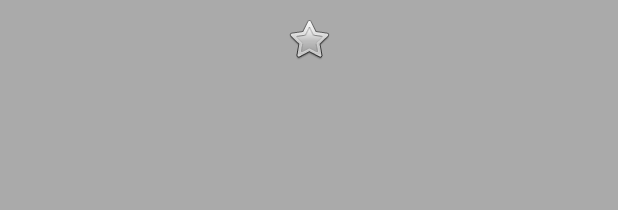
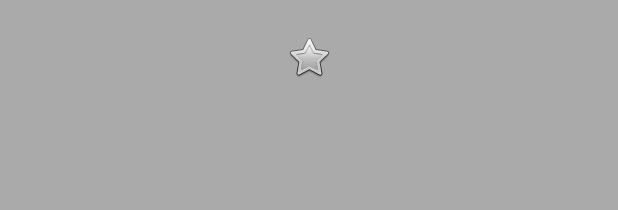
Before and after one commit to vkzchk/SuperHeroFragmentsApp, an Android app: the layout details_fragment_layout.xml on its own in the app's theme, with its tools: preview values and no code run, on a phone screen of 412 x 824 dp. Shown: the top 210 px of the screen. Run offline under Robolectric (Android 15) with nearby library versions, the phone set to English and light mode, and no system bars; network calls fail.

Commit message:
refactor: adapter and details fragment

```diff
--- a/app/src/main/java/com/example/superherofragmentapp/ListFragment.kt
+++ b/app/src/main/java/com/example/superherofragmentapp/ListFragment.kt
@@ -1,7 +1,6 @@
 package com.example.superherofragmentapp
 
 import android.os.Bundle
-import android.util.Log
 import android.view.LayoutInflater
 import android.view.View
 import android.view.ViewGroup
@@ -25,7 +24,7 @@ class ListFragment:Fragment() {
     override fun onViewCreated(view: View, savedInstanceState: Bundle?) {
         super.onViewCreated(view, savedInstanceState)
         val list: ListView = view.findViewById(R.id.listView)
-        myAdapter = SuperheroesAdapter(requireContext(), mutableListOf())
+        myAdapter = SuperheroesAdapter(requireContext(), mutableListOf(), onItemClick)
         list.adapter = myAdapter
         list.onItemClickListener = AdapterView.OnItemClickListener{ _, _, position, _ ->
             val superhero = myAdapter.getItem(position)
--- a/app/src/main/java/com/example/superherofragmentapp/MainActivity.kt
+++ b/app/src/main/java/com/example/superherofragmentapp/MainActivity.kt
@@ -2,6 +2,8 @@ package com.example.superherofragmentapp
 
 import androidx.appcompat.app.AppCompatActivity
 import android.os.Bundle
+import android.os.Handler
+import android.os.Looper
 import android.util.Log
 import android.widget.Toast
 import com.example.superherolist.ApiClient
@@ -29,10 +31,10 @@ class MainActivity : AppCompatActivity() {
 
        listFragment.setItemClickListener { details ->
             if (detailsFragment != null) {
-                detailsFragment.updateDetails(details)
+                detailsFragment.setDetails(details)
            } else {
                 val newDetailsFragment = DetailsFragment()
-                newDetailsFragment.updateDetails(details)
+                newDetailsFragment.setDetails(details)
                 supportFragmentManager.beginTransaction()
                     .add(R.id.listContainer, newDetailsFragment)
                     .addToBackStack("details_fragment")
--- a/app/src/main/res/layout/details_fragment_layout.xml
+++ b/app/src/main/res/layout/details_fragment_layout.xml
@@ -1,12 +1,20 @@
 <?xml version="1.0" encoding="utf-8"?>
-<FrameLayout xmlns:android="http://schemas.android.com/apk/res/android"
+
+<LinearLayout xmlns:android="http://schemas.android.com/apk/res/android"
     android:orientation="vertical"
     android:layout_width="match_parent"
     android:layout_height="match_parent"
     android:background="@android:color/darker_gray"
     android:id="@+id/details"
     >
-
+    <ScrollView
+        android:layout_width="match_parent"
+        android:layout_height="match_parent">
+        <LinearLayout
+            android:orientation="vertical"
+            android:layout_width="match_parent"
+            android:layout_height="wrap_content"
+            android:paddingVertical="12dp">
             <ImageView
                 android:id="@+id/imageUrl"
                 android:src="@android:drawable/btn_star"
@@ -53,6 +61,6 @@
                 android:layout_height="wrap_content"
                 android:layout_marginStart="16dp"
                 android:textSize="16sp" />
-
-
-</FrameLayout>
+        </LinearLayout>
+    </ScrollView>
+</LinearLayout>
--- a/app/src/main/res/layout/list_fragment_layout.xml
+++ b/app/src/main/res/layout/list_fragment_layout.xml
@@ -5,7 +5,7 @@
 
     <ListView
         android:id="@+id/listView"
-        android:layout_width="wrap_content"
+        android:layout_width="match_parent"
         android:layout_height="wrap_content"/>
 
 </FrameLayout>
--- a/app/src/main/res/layout/list_item_layout.xml
+++ b/app/src/main/res/layout/list_item_layout.xml
@@ -5,7 +5,7 @@
     android:orientation="horizontal"
     android:layout_width="match_parent"
     android:layout_height="wrap_content"
-    android:layout_margin="4dp">
+    android:padding="4dp">
 
     <ImageView
         android:id="@+id/itemImage"
@@ -21,7 +21,7 @@
 
         <TextView
             android:id="@+id/itemTitle"
-            android:layout_width="wrap_content"
+            android:layout_width="match_parent"
             android:layout_height="wrap_content"
             android:layout_gravity="center_vertical"
             android:layout_marginStart="16dp"
@@ -31,7 +31,7 @@
 
         <TextView
             android:id="@+id/itemWork"
-            android:layout_width="wrap_content"
+            android:layout_width="match_parent"
             android:layout_height="wrap_content"
             android:layout_gravity="center_vertical"
             android:layout_marginStart="16dp"
```
Also changed, not shown: app/src/main/java/com/example/superherofragmentapp/DetailsFragment.kt (+6 -1 lines), app/src/main/java/com/example/superherofragmentapp/SuperHeroAdapter.kt (+7 -1 lines). Lines whose indentation alone changed are shown as unchanged.
